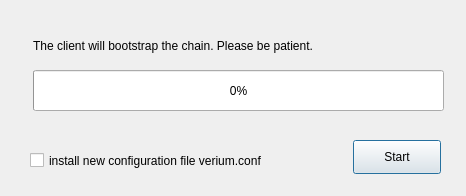
Before: the Qt Designer form src/qt/forms/bootstrapdialog.ui in VeriConomy/vericoin, drawn with Qt 5.
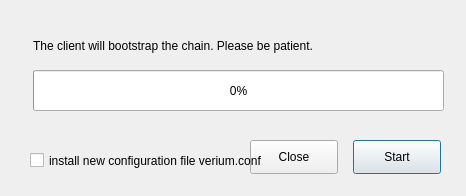
After: the same form once the commit is applied.

```diff
--- a/src/qt/forms/bootstrapdialog.ui
+++ b/src/qt/forms/bootstrapdialog.ui
@@ -58,6 +58,19 @@
     <string>Start</string>
    </property>
   </widget>
+  <widget class="QPushButton" name="closeButton">
+   <property name="geometry">
+    <rect>
+     <x>250</x>
+     <y>140</y>
+     <width>88</width>
+     <height>34</height>
+    </rect>
+   </property>
+   <property name="text">
+    <string>Close</string>
+   </property>
+  </widget>
   <widget class="QCheckBox" name="checkBox">
    <property name="geometry">
     <rect>
```
